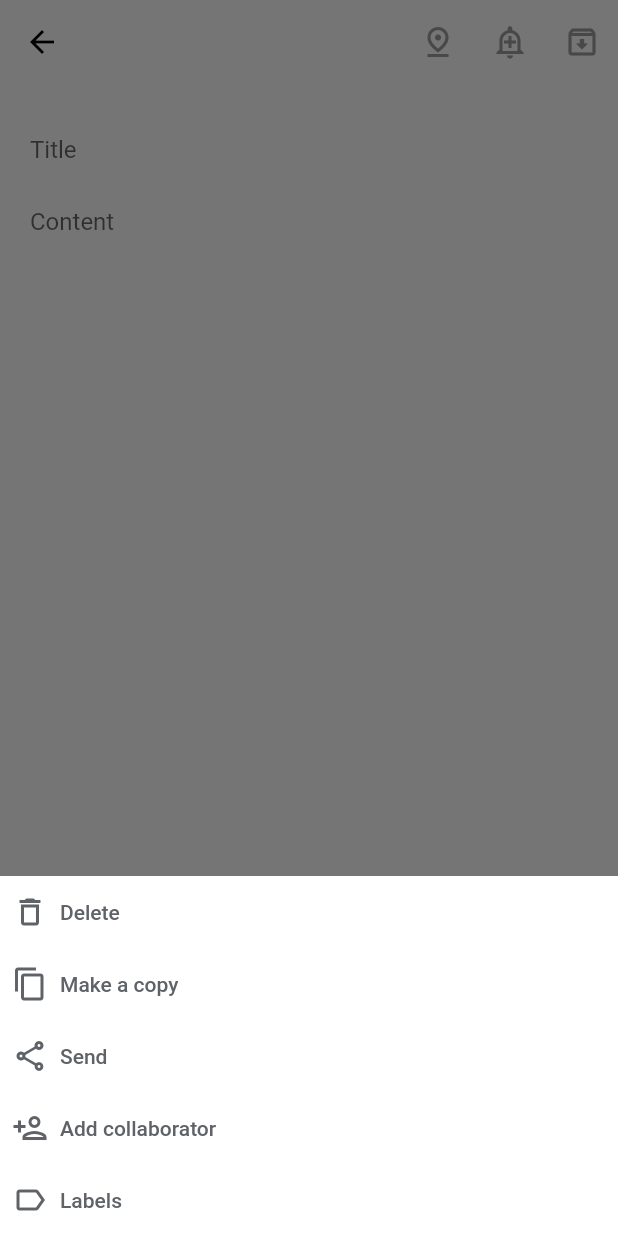
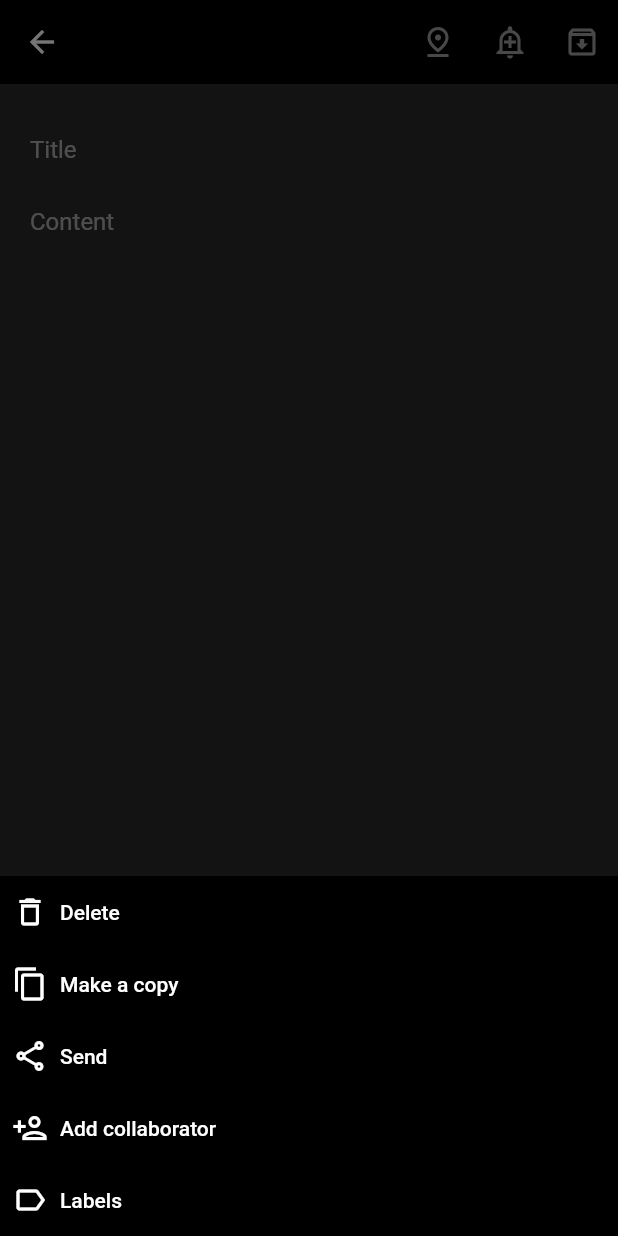
Before and after one commit to EduardMih/google_keep_clone, a Flutter app: the EditNoteView screen opened directly, item 3 of the bottom bar chosen, on a phone screen of 412 x 824 dp. Run offline on Flutter 3.47's test engine with Material 2 defaults, Android fonts, the phone set to English and light mode, and no system bars; our stand-ins replace hive, hive_flutter; accounts and stored records are empty.

Commit message:
basic dark mode

```diff
--- a/lib/screens/all_notes/all_notes.dart
+++ b/lib/screens/all_notes/all_notes.dart
@@ -66,6 +66,7 @@ class _AllNotesViewState extends State<AllNotesView> {
         floatingActionButton: _getFloatingActionButton(),
         floatingActionButtonLocation: FloatingActionButtonLocation.endDocked,
         bottomNavigationBar: _getBottomAppBar(),
+        backgroundColor: Colors.black26,
         );
   }
 
--- a/lib/screens/edit_note.dart
+++ b/lib/screens/edit_note.dart
@@ -87,7 +87,7 @@ class _EditNoteViewState extends State<EditNoteView> {
   {
 
     return Container(
-      color: Colors.white,
+      color: Theme.of(context).colorScheme.background,
       padding: const EdgeInsets.all(20),
       child: Column(
         crossAxisAlignment: CrossAxisAlignment.start,
@@ -121,7 +121,7 @@ class _EditNoteViewState extends State<EditNoteView> {
 
     return BottomAppBar(
       elevation: 0.0,
-      color: Colors.white,
+      color: Theme.of(context).colorScheme.primary,
       child: Row(
         mainAxisAlignment: MainAxisAlignment.spaceBetween,
         children: <Widget>[
@@ -157,9 +157,9 @@ class _EditNoteViewState extends State<EditNoteView> {
   {
 
     return AppBar(
-      backgroundColor: Colors.white,
-      foregroundColor: Colors.grey,
-      leading: const BackButton(color: Colors.black),
+      backgroundColor: Theme.of(context).colorScheme.primary,
+      foregroundColor: Theme.of(context).colorScheme.secondary,
+      leading: BackButton(color: Theme.of(context).colorScheme.onPrimary),
       elevation: 0.0,
       actions: [
         IconButton(
@@ -180,7 +180,7 @@ class _EditNoteViewState extends State<EditNoteView> {
   {
 
     return Container(
-                    color: Colors.white,
+                    color: Theme.of(context).colorScheme.primary,
                     child: Column(
                       mainAxisAlignment: MainAxisAlignment.center,
                       mainAxisSize: MainAxisSize.min,
--- /dev/null
+++ b/lib/styles/styles.dart
@@ -0,0 +1,43 @@
+import 'package:flutter/material.dart';
+
+const color = Color(0xFF5F6368);
+
+class Styles
+{
+  static ThemeData lightTheme = ThemeData(
+    colorScheme: const ColorScheme(
+          brightness: Brightness.light,
+          primary: Colors.white60,
+          onPrimary: color,
+          secondary: Colors.grey,
+          onSecondary: Colors.grey,
+          background: Colors.white,
+          onBackground: Colors.grey,
+          surface: Colors.grey,
+          onSurface: Colors.grey,
+          error: Colors.grey,
+          onError: Colors.grey,
+      )
+  );
+
+  static ThemeData darkTheme = ThemeData(
+    colorScheme: const ColorScheme(
+      brightness: Brightness.dark,
+      primary: Colors.black,
+      onPrimary: Colors.white,
+
+      secondary: Colors.grey,
+      onSecondary: Colors.black,
+
+      error: Colors.red,
+      onError: Colors.white,
+
+      background: Colors.black12,
+      onBackground: Colors.white,
+
+      surface: Colors.black,
+      onSurface: Colors.white
+      )
+  );
+
+}
```
Also changed, not shown: lib/main.dart (+5 -16 lines), lib/screens/all_notes/components/grid_view.dart (+6 -6 lines), lib/screens/all_notes/components/list_view.dart (+4 -3 lines).
